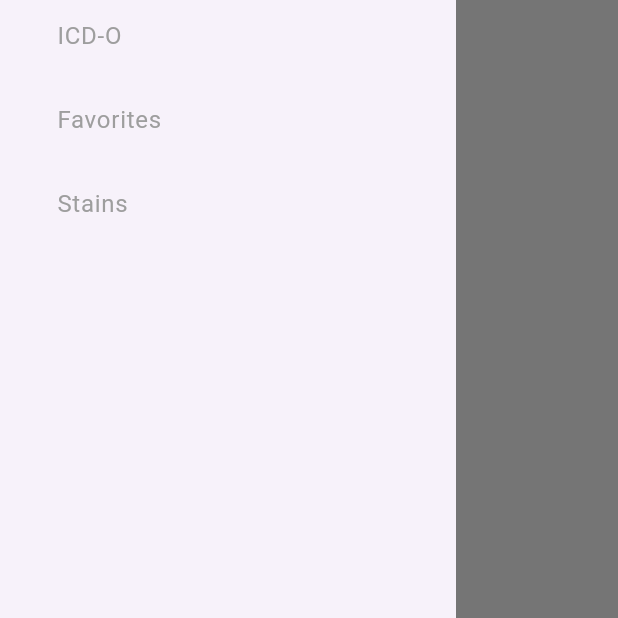
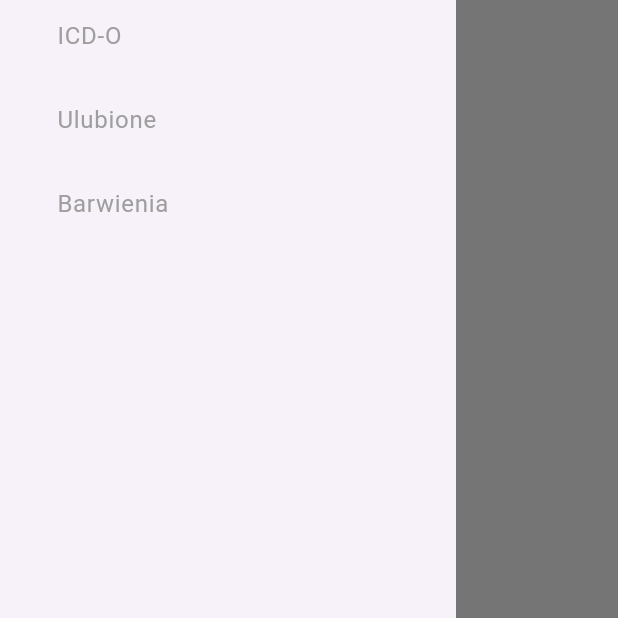
Before and after one commit to FirstGalacticEmpire/PathoCodes, a Flutter app: the screen it shows after launch, in the side drawer, after a tap on the "more vert" icon, on a phone screen of 412 x 824 dp, the part 376-994 px from its top. Run offline on Flutter 3.47's test engine with Material 3 defaults, Android fonts, the phone set to English and light mode, and no system bars; our stand-ins replace go_router, hooks_riverpod, ionicons; Roboto replaces fonts that are missing (Montserrat, Poppins).

Commit message:
added icd_0 list

```diff
--- a/lib/interface/favorites_screen.dart
+++ b/lib/interface/favorites_screen.dart
@@ -12,7 +12,7 @@ class FavoritesScreen extends ConsumerWidget {
     return BasicScreen(
       appContext: context,
       body: Container(),
-      title: 'Favorites Screen',
+      title: 'Ulubione',
       leftButton: IconButton(
         onPressed: () => Scaffold.of(context).openDrawer(),
         icon: Icon(
--- a/lib/interface/home_screen.dart
+++ b/lib/interface/home_screen.dart
@@ -4,7 +4,7 @@ import 'package:ionicons/ionicons.dart';
 import 'package:go_router/go_router.dart';
 import 'package:patho_helper_mobile/interface/favorites_screen.dart';
 import 'package:patho_helper_mobile/interface/icd_10/icd_10_screen.dart';
-import 'package:patho_helper_mobile/interface/icd_0/idc_0_screen.dart';
+import 'package:patho_helper_mobile/interface/icd_0/icd_0_screen.dart';
 import 'package:patho_helper_mobile/interface/stains_screen.dart';
 import 'package:patho_helper_mobile/widgets/custom_drawer.dart';
 
@@ -16,7 +16,7 @@ class HomeScreen extends ConsumerWidget {
   Widget build(BuildContext context, WidgetRef ref) {
     final pages = <Widget>[
       const ICD10Screen(),
-      const ICDOScreen(),
+      const ICD0Screen(),
       const FavoritesScreen(),
       const StainsScreen(),
     ];
@@ -35,12 +35,12 @@ class HomeScreen extends ConsumerWidget {
       const BottomNavigationBarItem(
         icon: Icon(Ionicons.heart),
         activeIcon: Icon(Ionicons.heart),
-        label: 'Favorites',
+        label: 'Ulubione',
       ),
       const BottomNavigationBarItem(
         icon: Icon(Ionicons.color_fill),
         activeIcon: Icon(Ionicons.color_fill),
-        label: 'Stains',
+        label: 'Barwienia',
       ),
     ];
 
--- /dev/null
+++ b/lib/interface/icd_0/icd_0_screen.dart
@@ -0,0 +1,167 @@
+import 'package:flutter/material.dart';
+import 'package:go_router/go_router.dart';
+import 'package:patho_helper_mobile/widgets/basic_screen.dart';
+import 'dart:convert';
+import 'package:flutter/services.dart' show rootBundle;
+
+class ICD0Screen extends StatefulWidget {
+  const ICD0Screen({super.key});
+
+  @override
+  State<ICD0Screen> createState() => _ICD0ScreenState();
+}
+
+class _ICD0ScreenState extends State<ICD0Screen> {
+  List _items = [];
+  List _filteredItems = [];
+  String searchTerm = '';
+
+  Future<void> readJson() async {
+    final String response =
+        await rootBundle.loadString('assets/icd0_codes.json');
+    final data = await json.decode(response);
+    setState(() {
+      _items = data;
+      _filteredItems = List.from(_items);
+    });
+  }
+
+  Map<String, dynamic> hasInteresting(
+      Map<String, dynamic> item, String searchTerm) {
+    String lowerSearchTerm = searchTerm.toLowerCase();
+
+    if (item['name']?.toLowerCase()?.contains(lowerSearchTerm) ?? false) {
+      return item;
+    }
+
+    if (item['icd10-codes'] != null && item['icd10-codes'] is List) {
+      for (var code in item['icd10-codes']) {
+        if (code is Map<String, dynamic> && code.containsKey('name')) {
+          String name = code['name'];
+          if (name.toLowerCase().contains(lowerSearchTerm)) {
+            return item;
+          }
+        }
+      }
+    }
+
+    if (item['additional_names']?.isNotEmpty ?? false) {
+      List<Map<String, dynamic>> newCategories = [];
+
+      for (var subc in item['additional_names']) {
+        var result = hasInteresting(subc, searchTerm);
+        if (result.isNotEmpty) {
+          newCategories.add(result);
+        }
+      }
+
+      if (newCategories.isNotEmpty) {
+        return {
+          ...item,
+          "additional_names": newCategories,
+        };
+      }
+    }
+    return {};
+  }
+
+  List<dynamic> filterData(List data, String searchTerm) {
+    return data.map((item) {
+      return hasInteresting(item, searchTerm);
+    }).where((it) {
+      return it.isNotEmpty;
+    }).toList();
+  }
+
+  @override
+  void initState() {
+    super.initState();
+    readJson();
+  }
+
+  @override
+  Widget build(BuildContext context) {
+    _filteredItems = filterData(_items, searchTerm);
+    return BasicScreen(
+      backgroundColor: Colors.white,
+      appContext: context,
+      body: Column(crossAxisAlignment: CrossAxisAlignment.start, children: [
+        Padding(
+          padding: const EdgeInsets.symmetric(horizontal: 8, vertical: 16),
+          child: TextField(
+            onChanged: (value) {
+              setState(() {
+                searchTerm = value;
+              });
+            },
+            decoration: const InputDecoration(
+              labelText: "Wyszukaj",
+              hintText: "Wprowadź nazwę choroby",
+              prefixIcon: Icon(Icons.search),
+              border: OutlineInputBorder(
+                borderRadius: BorderRadius.all(Radius.circular(25.0)),
+              ),
+            ),
+          ),
+        ),
+        Expanded(
+          child: ListView.builder(
+            itemCount: _filteredItems.length,
+            itemBuilder: (context, index) {
+              var item = _filteredItems[index];
+              List icd10Codes = item["icd10-codes"] ?? [];
+              return ListTile(
+                title: Text(_filteredItems[index]["code"]),
+                subtitle: Column(
+                    crossAxisAlignment: CrossAxisAlignment.start,
+                    children: [
+                      Text(_filteredItems[index]["name"]),
+                      const SizedBox(height: 10),
+                      ...icd10Codes.map((code) {
+                        return code != null
+                            ? Padding(
+                                padding: const EdgeInsets.only(top: 4.0),
+                                child: Column(
+                                    crossAxisAlignment:
+                                        CrossAxisAlignment.start,
+                                    children: [
+                                      Text(code['code']),
+                                      Text(code['name'])
+                                    ]))
+                            : const SizedBox.shrink();
+                      }).toList(),
+                      const Divider(
+                        height: 20,
+                        thickness: 0.5,
+                        indent: 0,
+                        endIndent: 0,
+                      ),
+                    ]),
+                trailing: _filteredItems[index]["additional_names"].isNotEmpty
+                    ? const Icon(Icons.arrow_forward_ios, size: 20)
+                    : const SizedBox.shrink(),
+                onTap: () {
+                  if (_filteredItems[index]["additional_names"].isNotEmpty) {
+                    context.pushNamed('icd_0_additional_names',
+                        pathParameters: {
+                          'title': _filteredItems[index]["name"],
+                        },
+                        extra: _filteredItems[index]["additional_names"]);
+                  }
+                },
+              );
+            },
+          ),
+        ),
+      ]),
+      title: 'ICD-0',
+      leftButton: IconButton(
+        onPressed: () => Scaffold.of(context).openDrawer(),
+        icon: Icon(
+          Icons.more_vert,
+          color: Theme.of(context).colorScheme.onBackground,
+        ),
+      ),
+    );
+  }
+}
--- a/lib/interface/icd_0/idc_0_screen.dart
+++ /dev/null
@@ -1,40 +0,0 @@
-import 'package:flutter/material.dart';
-import 'package:hooks_riverpod/hooks_riverpod.dart';
-import 'package:patho_helper_mobile/widgets/basic_screen.dart';
-
-class ICDOScreen extends ConsumerWidget {
-  const ICDOScreen({super.key});
-
-  @override
-  Widget build(BuildContext context, WidgetRef ref) {
-    final searchController = TextEditingController();
-    return BasicScreen(
-      appContext: context,
-      body: Column(children: [
-        Padding(
-            padding: const EdgeInsets.symmetric(horizontal: 8, vertical: 16),
-            child: TextField(
-                controller: searchController,
-                decoration: InputDecoration(
-                  border: const UnderlineInputBorder(),
-                  hintText: 'Search for a code here',
-                  suffixIcon: IconButton(
-                    icon: const Icon(Icons.search),
-                    onPressed: () {
-                      //todo send request with a code
-                      //list as a response
-                    },
-                  ),
-                ))),
-      ]),
-      title: 'ICD-0 Screen',
-      leftButton: IconButton(
-        onPressed: () => Scaffold.of(context).openDrawer(),
-        icon: Icon(
-          Icons.more_vert,
-          color: Theme.of(context).colorScheme.onBackground,
-        ),
-      ),
-    );
-  }
-}
--- a/lib/interface/stains_screen.dart
+++ b/lib/interface/stains_screen.dart
@@ -12,7 +12,7 @@ class StainsScreen extends ConsumerWidget {
     return BasicScreen(
       appContext: context,
       body: Container(),
-      title: 'Stains Screen',
+      title: 'Barwienia',
       leftButton: IconButton(
         onPressed: () => Scaffold.of(context).openDrawer(),
         icon: Icon(
--- a/lib/main.dart
+++ b/lib/main.dart
@@ -1,5 +1,4 @@
 import 'dart:async';
-import 'dart:isolate';
 
 import 'package:flutter/material.dart';
 import 'package:hooks_riverpod/hooks_riverpod.dart';
@@ -9,12 +8,6 @@ Future<void> main() async {
   await runZonedGuarded(() async {
     WidgetsFlutterBinding.ensureInitialized();
 
-    Isolate.current.addErrorListener(
-      RawReceivePort((pair) async {
-        final List<dynamic> errorAndStacktrace = pair;
-      }).sendPort,
-    );
-
     runApp(
       const ProviderScope(
         child: MyApp(),
@@ -22,7 +15,6 @@ Future<void> main() async {
     );
   }, (error, stackTrace) {});
 }
-
 class MyApp extends ConsumerWidget {
   const MyApp({super.key});
 
--- a/lib/providers/router_provider.dart
+++ b/lib/providers/router_provider.dart
@@ -2,16 +2,17 @@ import 'package:flutter/material.dart';
 import 'package:hooks_riverpod/hooks_riverpod.dart';
 import 'package:go_router/go_router.dart';
 import 'package:patho_helper_mobile/interface/home_screen.dart';
+import 'package:patho_helper_mobile/interface/icd_0/icd_0_additional_names_screen.dart';
 import 'package:patho_helper_mobile/interface/icd_10/icd_10_diseases.dart';
 import 'package:patho_helper_mobile/interface/icd_10/icd_10_diseases_subcategories.dart';
 import 'package:patho_helper_mobile/interface/icd_10/icd_10_subcategories_screen.dart';
-
 
 class Routes {
   static const home = '/home';
   static const icd10Subcategories = '/icd_10_subcategories';
   static const icd10Diseases = '/icd_10_diseases';
   static const icd10DiseasesSubcategories = '/icd_10_diseases_subcategories';
+  static const icd0AdditionalNames = '/icd_0_additionalNames';
 
   static build(String route, List<String> params) =>
       [route, ...params].join('/');
@@ -56,6 +57,15 @@ final routerProvider = Provider<GoRouter>((ref) {
           title: state.pathParameters['title'] ?? '',
         ),
       ),
+      GoRoute(
+        name: 'icd_0_additional_names',
+        path: '${Routes.icd0AdditionalNames}/:title',
+        builder: (BuildContext context, GoRouterState state) =>
+            Icd0AdditionalNamesScreen(
+          subcategories: state.extra! as List<dynamic>,
+          title: state.pathParameters['title'] ?? '',
+        ),
+      ),
     ],
   );
 });
--- a/lib/widgets/custom_drawer.dart
+++ b/lib/widgets/custom_drawer.dart
@@ -54,7 +54,7 @@ class CustomDrawer extends StatelessWidget {
                   ),
                   buildDrawerOption(
                     context,
-                    'Favorites',
+                    'Ulubione',
                     () => {
                       context.goNamed(
                         'home',
@@ -66,7 +66,7 @@ class CustomDrawer extends StatelessWidget {
                   ),
                   buildDrawerOption(
                     context,
-                    'Stains',
+                    'Barwienia',
                     () => {
                       context.goNamed(
                         'home',
```
Also changed, not shown: lib/interface/icd_0/icd_0_additional_names_screen.dart (added, +64 -0 lines), lib/interface/icd_10/icd_10_diseases.dart (+21 -7 lines), lib/interface/icd_10/icd_10_diseases_subcategories.dart (+27 -3 lines), lib/interface/icd_10/icd_10_screen.dart (+13 -14 lines), lib/interface/icd_10/icd_10_subcategories_screen.dart (+11 -1 lines).
